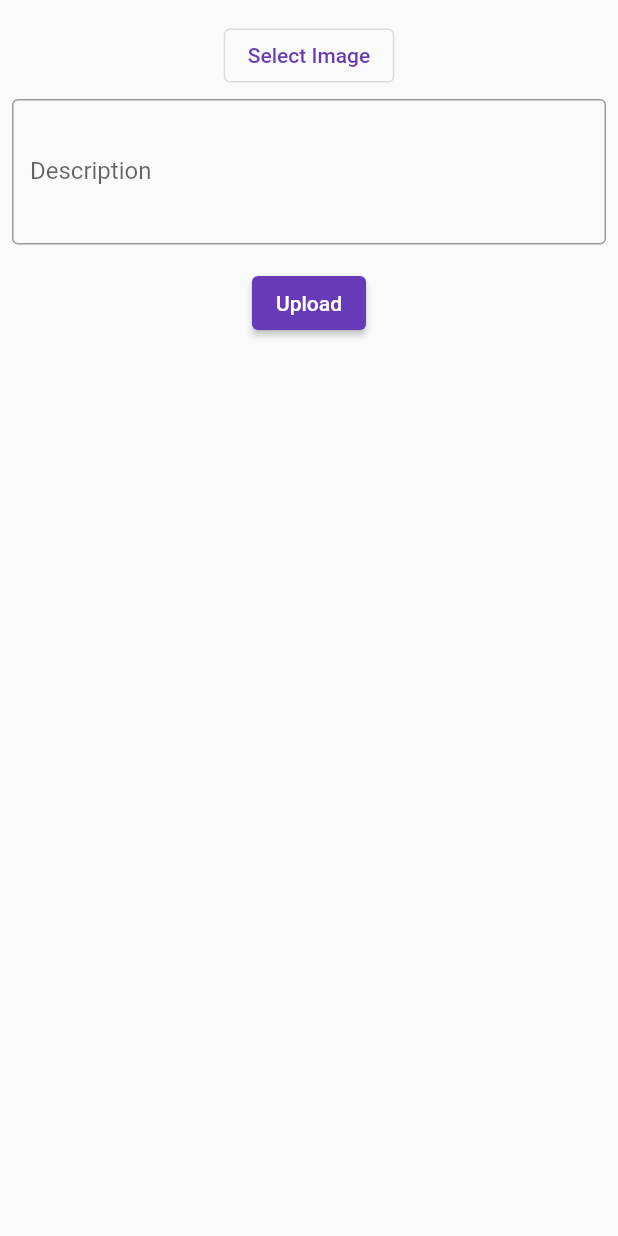
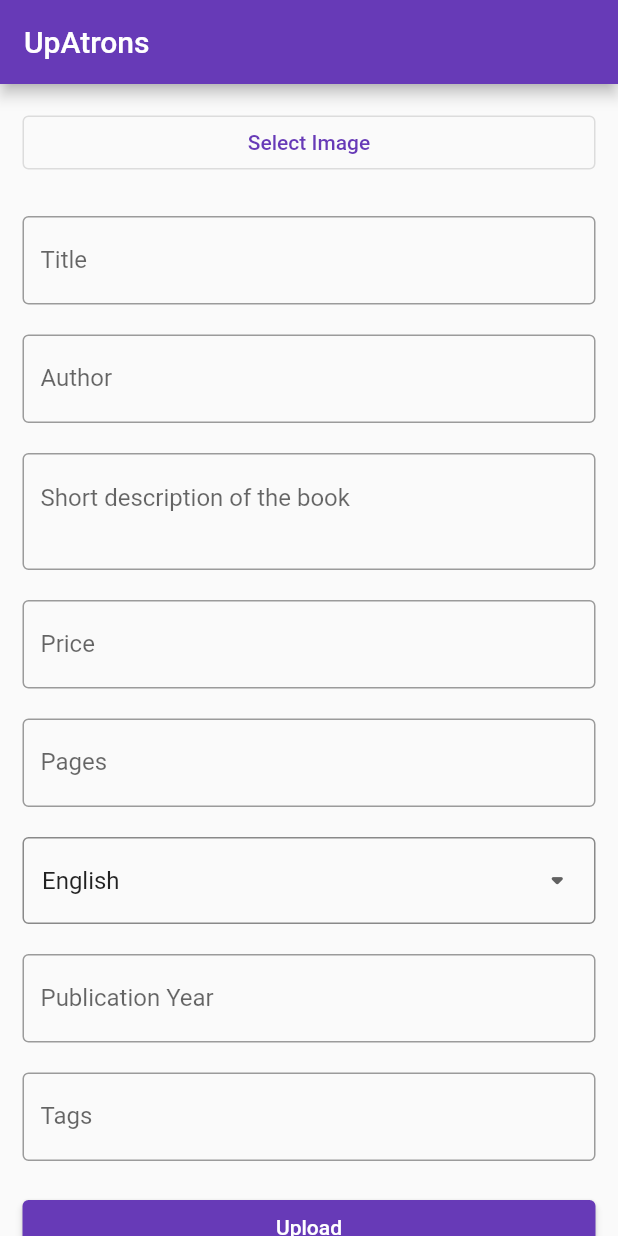
Before and after one commit to EL6ZAHK/uprons, a Flutter app: the screen it shows after launch, on a phone screen of 412 x 824 dp. Run offline on Flutter 3.47's test engine with Material 2 defaults, Android fonts, the phone set to English and light mode, and no system bars; our stand-ins replace cloud_firestore, firebase_core, firebase_storage, image_picker; accounts and stored records are empty.

Commit message:
UpAtrons

```diff
--- /dev/null
+++ b/uprons/lib/homepage.dart
@@ -0,0 +1,272 @@
+import 'dart:io';
+import 'package:cloud_firestore/cloud_firestore.dart';
+import 'package:firebase_storage/firebase_storage.dart';
+import 'package:flutter/material.dart';
+import 'package:image_picker/image_picker.dart';
+
+class HomePage extends StatefulWidget {
+  const HomePage({Key? key}) : super(key: key);
+
+  @override
+  State<HomePage> createState() => _HomePageState();
+}
+
+class _HomePageState extends State<HomePage> {
+  String title = '';
+  String author = '';
+  String description = '';
+  String price =
+      ''; // when uploading price if price is 0 or empty the value will be 'Free'
+  String pagesStr = ''; // you can convert from string to int
+  String language = 'English';
+  String pubYear = ''; // dd/mm/yyyy
+  List<String> tags = []; // keywords for the book eg. its genre, ...
+  List<String> languages = ['English', 'Amharic', 'Tigrigna', 'Afaan Oromoo'];
+
+  XFile? imagePath;
+  final ImagePicker _picker = ImagePicker();
+  String imageName = '';
+
+  bool _isLoading = false;
+
+  FirebaseFirestore firestoreRef = FirebaseFirestore.instance;
+  String collectionName = 'Books'; // create new collection called 'Books'
+  FirebaseStorage storageRef = FirebaseStorage.instance;
+
+  final formKey = GlobalKey<FormState>();
+
+  @override
+  Widget build(BuildContext context) {
+    return Scaffold(
+      appBar: AppBar(
+        title: const Text('UpAtrons'),
+      ),
+      body: _isLoading
+          ? const Center(child: CircularProgressIndicator())
+          : Form(
+              key: formKey,
+              child: ListView(padding: const EdgeInsets.all(15), children: [
+                buildImageUrl(),
+                const SizedBox(height: 5),
+                _showImageName(),
+                const SizedBox(height: 20),
+                buildTitle(),
+                const SizedBox(height: 20),
+                buildAuthor(),
+                const SizedBox(height: 20),
+                buildDescription(),
+                const SizedBox(height: 20),
+                buildPrice(),
+                const SizedBox(height: 20),
+                buildPages(),
+                const SizedBox(height: 20),
+                buildLanguage(),
+                const SizedBox(height: 20),
+                buildPubYear(),
+                const SizedBox(height: 20),
+                buildTags(),
+                const SizedBox(height: 20),
+                buildSubmit(),
+              ]),
+            ),
+    );
+  }
+
+  buildImageUrl() {
+    return OutlinedButton(
+      onPressed: () async {
+        final XFile? image =
+            await _picker.pickImage(source: ImageSource.gallery);
+        if (image != null) {
+          setState(() {
+            imagePath = image;
+            imageName = image.name.toString();
+          });
+        }
+      },
+      child: const Text('Select Image'),
+    );
+  }
+
+  buildTitle() {
+    return TextFormField(
+      decoration: const InputDecoration(
+        labelText: 'Title',
+        border: OutlineInputBorder(),
+      ),
+      onChanged: (value) => setState(() => title = value),
+      validator: (value) {
+        return value!.isEmpty ? 'book title required' : null;
+      },
+    );
+  }
+
+  buildAuthor() {
+    return TextFormField(
+        decoration: const InputDecoration(
+          labelText: 'Author',
+          border: OutlineInputBorder(),
+        ),
+        onChanged: (value) => setState(() => author = value),
+        validator: (value) {
+          return value!.length < 4 ? 'author name should be > 4' : null;
+        });
+  }
+
+  buildDescription() {
+    return TextFormField(
+      textInputAction: TextInputAction.newline,
+      keyboardType: TextInputType.multiline,
+      maxLines: null,
+      minLines: 2,
+      decoration: const InputDecoration(
+        hintText: 'Short description of the book',
+        border: OutlineInputBorder(),
+      ),
+      validator: (value) {
+        return value!.length < 10 ? 'book description should be > 10' : null;
+      },
+    );
+  }
+
+  buildPrice() {
+    return TextFormField(
+      initialValue: price,
+      decoration: const InputDecoration(
+        labelText: 'Price',
+        border: OutlineInputBorder(),
+      ),
+      keyboardType: const TextInputType.numberWithOptions(),
+      onChanged: (value) =>
+          setState(() => value == '0' ? price = 'Free' : price = value),
+    );
+  }
+
+  buildPages() {
+    return TextFormField(
+      decoration: const InputDecoration(
+        labelText: 'Pages',
+        border: OutlineInputBorder(),
+      ),
+      keyboardType: TextInputType.number,
+      onChanged: (value) => setState(() => pagesStr = value),
+    );
+  }
+
+  buildLanguage() {
+    return Container(
+      padding: const EdgeInsets.symmetric(horizontal: 12, vertical: 4),
+      decoration: BoxDecoration(
+        border: Border.all(color: Colors.black45),
+        borderRadius: BorderRadius.circular(4),
+      ),
+      child: DropdownButtonHideUnderline(
+        child: DropdownButton(
+          items: languages.map((item) {
+            return DropdownMenuItem(child: Text(item), value: item);
+          }).toList(),
+          value: language,
+          isExpanded: true,
+          icon: const Icon(Icons.arrow_drop_down_rounded),
+          iconSize: 25,
+          hint: const Text('Language'),
+          onChanged: (value) {
+            setState(() => language = value.toString());
+          },
+        ),
+      ),
+    );
+  }
+
+  buildPubYear() {
+    return TextFormField(
+      decoration: const InputDecoration(
+        labelText: 'Publication Year',
+        border: OutlineInputBorder(),
+      ),
+      keyboardType: TextInputType.datetime,
+      onChanged: (value) => setState(() => pubYear = value),
+    );
+  }
+
+  buildTags() {
+    return TextFormField(
+      decoration: const InputDecoration(
+        labelText: 'Tags',
+        hintText: 'Keywords with space',
+        border: OutlineInputBorder(),
+      ),
+      onChanged: (value) {
+        tags = value.split(' ');
+      },
+    );
+  }
+
+  buildSubmit() {
+    return ElevatedButton(
+        child: const Text('Upload'),
+        onPressed: () async {
+          final formIsValid = formKey.currentState!.validate();
+
+          if (formIsValid) {
+            setState(() => _isLoading = true);
+
+            var uniqueKey = firestoreRef.collection(collectionName).doc();
+            String uploadFileName =
+                DateTime.now().millisecondsSinceEpoch.toString() + '.jpg';
+            Reference reference =
+                storageRef.ref().child(collectionName).child(uploadFileName);
+            UploadTask uploadTask = reference.putFile(File(imagePath!.path));
+            uploadTask.snapshotEvents.listen((event) {
+              print(event.bytesTransferred.toString() +
+                  "\t" +
+                  event.totalBytes.toString());
+            });
+
+            await uploadTask.whenComplete(() async {
+              var uploadPath = await uploadTask.snapshot.ref.getDownloadURL();
+
+              if (uploadPath.isNotEmpty) {
+                firestoreRef.collection(collectionName).doc(uniqueKey.id).set({
+                  "description": description,
+                  "image": uploadPath
+                }).then((value) => _showMessage("Record Inserted."));
+              } else {
+                _showMessage("Something while Uploading image");
+              }
+              setState(() {
+                _isLoading = false;
+                description = '';
+                imageName = '';
+                price = '';
+              });
+            });
+          }
+        });
+  }
+
+  _showMessage(String msg) {
+    ScaffoldMessenger.of(context).showSnackBar(SnackBar(
+      content: Text(msg),
+      duration: const Duration(seconds: 3),
+    ));
+  }
+
+  _showImageName() {
+    return imageName == ''
+        ? Container()
+        : Column(
+            children: [
+              const Text('Selected Image 👇'),
+              const SizedBox(height: 3),
+              Text(
+                imageName,
+                style: const TextStyle(
+                  color: Colors.teal,
+                  fontWeight: FontWeight.w500,
+                ),
+              ),
+            ],
+          );
+  }
+}
--- a/uprons/lib/main.dart
+++ b/uprons/lib/main.dart
@@ -1,11 +1,6 @@
-import 'dart:io';
-
-import 'package:cloud_firestore/cloud_firestore.dart';
+import './homepage.dart';
 import 'package:flutter/material.dart';
-import 'package:image_picker/image_picker.dart';
-import 'package:firebase_storage/firebase_storage.dart';
 import 'package:firebase_core/firebase_core.dart';
-import 'package:faker/faker.dart';
 
 void main() async {
   WidgetsFlutterBinding.ensureInitialized();
@@ -16,135 +11,15 @@ void main() async {
 class MyApp extends StatelessWidget {
   const MyApp({Key? key}) : super(key: key);
 
-  // This widget is the root of your application.
   @override
   Widget build(BuildContext context) {
     return MaterialApp(
-      title: 'upload',
+      title: 'Upload Atrons',
+      debugShowCheckedModeBanner: false,
       theme: ThemeData(
         primarySwatch: Colors.deepPurple,
       ),
-      home: const MyHomePage(title: 'Flutter Demo Home Page'),
+      home: const HomePage(),
     );
   }
 }
-
-class MyHomePage extends StatefulWidget {
-  const MyHomePage({Key? key, required this.title}) : super(key: key);
-
-  final String title;
-
-  @override
-  State<MyHomePage> createState() => _MyHomePageState();
-}
-
-class _MyHomePageState extends State<MyHomePage> {
-  int _counter = 0;
-  String imageName = "";
-  XFile? imagePath;
-  final ImagePicker _picker = ImagePicker();
-  var descriptionController = new TextEditingController();
-  FirebaseFirestore firestoreRef = FirebaseFirestore.instance;
-  FirebaseStorage storageRef = FirebaseStorage.instance;
-  String collectionName = "Image";
-  bool _isloading = false;
-
-  @override
-  Widget build(BuildContext context) {
-    return Scaffold(
-      body: SafeArea(
-        child: Padding(
-            padding: const EdgeInsets.all(8.0),
-            child: _isloading
-                ? Center(
-                    child: CircularProgressIndicator(),
-                  )
-                : Column(
-                    children: [
-                      imageName == "" ? Container() : Text("${imageName}"),
-                      SizedBox(
-                        height: 5,
-                      ),
-                      OutlinedButton(
-                          onPressed: () {
-                            imagePicker();
-                          },
-                          child: Text("Select Image")),
-                      SizedBox(
-                        height: 5,
-                      ),
-                      TextFormField(
-                          controller: descriptionController,
-                          minLines: 3,
-                          maxLines: 5,
-                          decoration: InputDecoration(
-                              labelText: 'Description',
-                              border: OutlineInputBorder())),
-                      SizedBox(
-                        height: 15,
-                      ),
-                      ElevatedButton(
-                          onPressed: () {
-                            _uploadImage();
-                          },
-                          child: const Text("Upload"))
-                    ],
-                  )),
-      ),
-    );
-  }
-
-  _uploadImage() async {
-    setState(() {
-      _isloading = true;
-    });
-
-    var uniqueKey = firestoreRef.collection(collectionName).doc();
-    String uploadFileName =
-        DateTime.now().millisecondsSinceEpoch.toString() + '.jpg';
-    Reference reference =
-        storageRef.ref().child(collectionName).child(uploadFileName);
-    UploadTask uploadTask = reference.putFile(File(imagePath!.path));
-    uploadTask.snapshotEvents.listen((event) {
-      print(event.bytesTransferred.toString() +
-          "\t" +
-          event.totalBytes.toString());
-    });
-
-    await uploadTask.whenComplete(() async {
-      var uploadPath = await uploadTask.snapshot.ref.getDownloadURL();
-
-      if (uploadPath.isNotEmpty) {
-        firestoreRef.collection(collectionName).doc(uniqueKey.id).set({
-          "description": descriptionController.text,
-          "image": uploadPath
-        }).then((value) => _showMessage("Record Inserted."));
-      } else {
-        _showMessage("Something while Uploading image");
-      }
-      setState(() {
-        _isloading = false;
-        descriptionController.text = "";
-        imageName = "";
-      });
-    });
-  }
-
-  _showMessage(String msg) {
-    ScaffoldMessenger.of(context).showSnackBar(SnackBar(
-      content: Text(msg),
-      duration: const Duration(seconds: 3),
-    ));
-  }
-
-  imagePicker() async {
-    final XFile? image = await _picker.pickImage(source: ImageSource.gallery);
-    if (image != null) {
-      setState(() {
-        imagePath = image;
-        imageName = image.name.toString();
-        descriptionController.text = Faker().lorem.sentence();
-      });
-    }
-  }
-}
```
